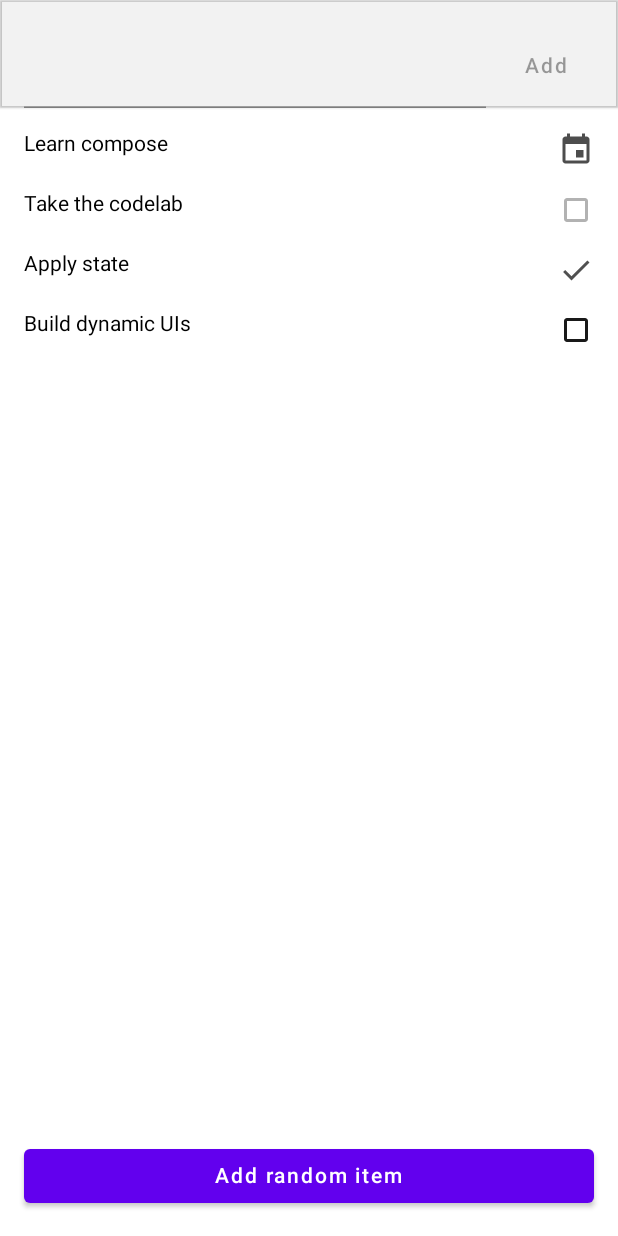
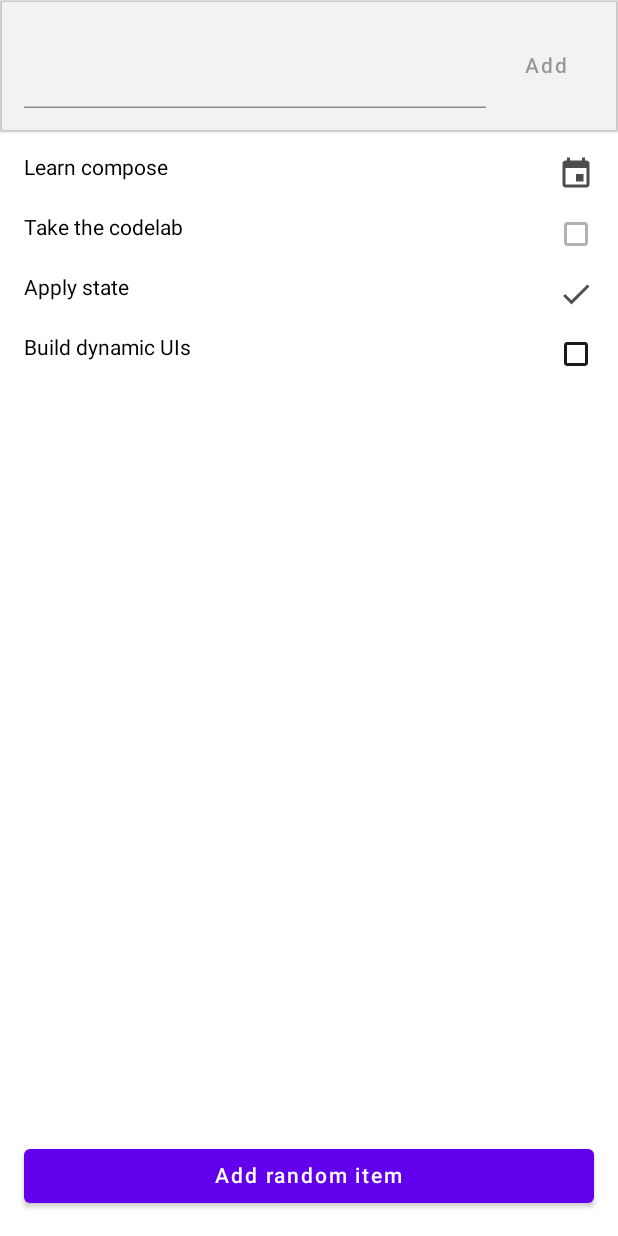
Before and after one commit to comye1/JetPackCompose, an Android app built with Jetpack Compose: the @Preview function PreviewTodoScreen, on a phone screen of 412 x 824 dp. Run offline under Robolectric (Android 15) with nearby library versions, the phone set to English and light mode, and no system bars.

Commit message:
Dynamic UI based on state

```diff
--- a/StateCodelab/start/src/main/java/com/codelabs/state/todo/TodoScreen.kt
+++ b/StateCodelab/start/src/main/java/com/codelabs/state/todo/TodoScreen.kt
@@ -17,12 +17,7 @@
 package com.codelabs.state.todo
 
 import androidx.compose.foundation.clickable
-import androidx.compose.foundation.layout.Arrangement
-import androidx.compose.foundation.layout.Column
-import androidx.compose.foundation.layout.PaddingValues
-import androidx.compose.foundation.layout.Row
-import androidx.compose.foundation.layout.fillMaxWidth
-import androidx.compose.foundation.layout.padding
+import androidx.compose.foundation.layout.*
 import androidx.compose.foundation.lazy.LazyColumn
 import androidx.compose.foundation.lazy.items
 import androidx.compose.material.Button
@@ -33,6 +28,7 @@ import androidx.compose.runtime.Composable
 import androidx.compose.runtime.mutableStateOf
 import androidx.compose.runtime.remember
 import androidx.compose.ui.Alignment
+import androidx.compose.ui.ExperimentalComposeUiApi
 import androidx.compose.ui.Modifier
 import androidx.compose.ui.res.stringResource
 import androidx.compose.ui.tooling.preview.Preview
@@ -117,34 +113,40 @@ private fun randomTint(): Float {
     return Random.nextFloat().coerceIn(0.3f, 0.9f)
 }
 
-//@Composable
-//fun TodoInputTextField(text: String, onTextChange: (String) -> Unit, modifier: Modifier) {
-//    TodoInputText(text, onTextChange, modifier)
-//}
-
 @Composable
 fun TodoItemInput(onItemComplete: (TodoItem) -> Unit) {
     val (text, setText) = remember { mutableStateOf("")}
+    val (icon, setIcon) = remember { mutableStateOf(TodoIcon.Default)}
+    val iconsVisible = text.isNotBlank()
+    val submit = {
+        onItemComplete(TodoItem(text, icon))
+        setIcon(TodoIcon.Default)
+        setText("")
+    }
     Column {
-        Row(Modifier
-            .padding(horizontal = 16.dp)
-            .padding(top = 16.dp)
+        Row(
+            Modifier
+                .padding(horizontal = 16.dp)
+                .padding(top = 16.dp)
         ){
             TodoInputText(
                 text = text,
                 onTextChange = setText,
                 modifier = Modifier
-                .weight(1f)
-                .padding(end = 8.dp))
+                    .weight(1f)
+                    .padding(end = 8.dp),
+                onImeAction = submit)
             TodoEditButton(
-                onClick = {
-                    onItemComplete(TodoItem(text))
-                    setText("")
-                },
+                onClick = submit,
                 text = "Add",
                 modifier = Modifier.align(Alignment.CenterVertically),
                 enabled = text.isNotBlank()
             )
+        }
+        if(iconsVisible) {
+            AnimatedIconRow(icon, setIcon, Modifier.padding(top = 8.dp))
+        } else {
+            Spacer(modifier = Modifier.height(16.dp))
         }
     }
 }
```
